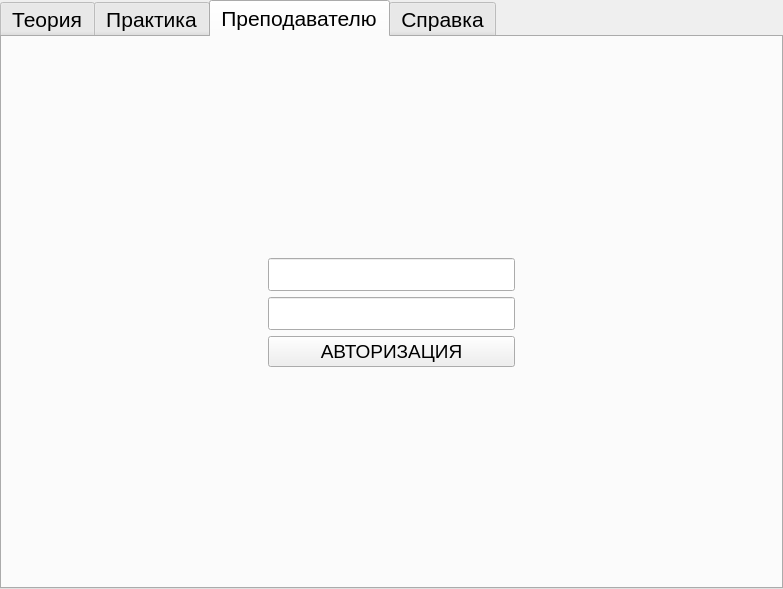
Old version of the form display/origin_files/mainWindow.ui in the repository fernandoveragul/diplomaProjectDaniil.
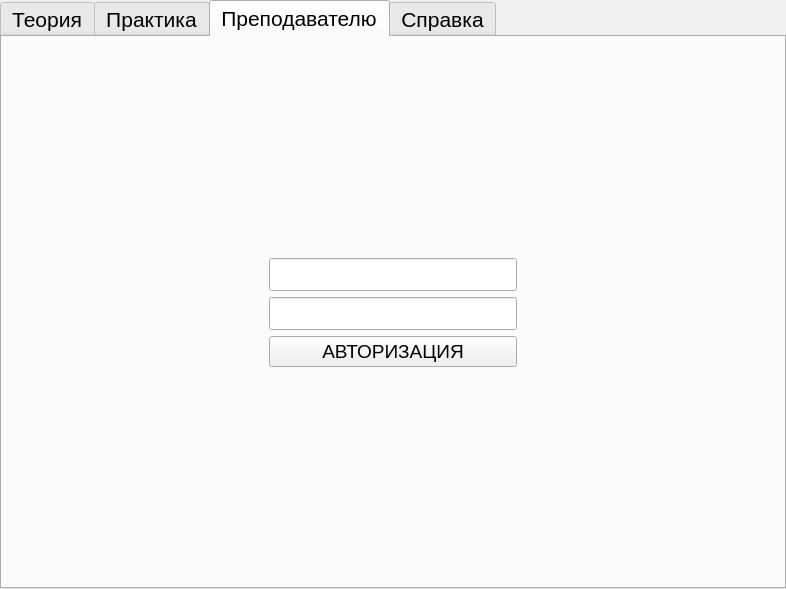
New version of the form. The open tabs and pages were chosen to show the change.

The edit to the form file:
```diff
--- a/display/origin_files/mainWindow.ui
+++ b/display/origin_files/mainWindow.ui
@@ -6,7 +6,7 @@
    <rect>
     <x>0</x>
     <y>0</y>
-    <width>783</width>
+    <width>786</width>
     <height>589</height>
    </rect>
   </property>
@@ -32,7 +32,7 @@
     <property name="bottomMargin">
      <number>0</number>
     </property>
-    <item row="0" column="0">
+    <item>
      <widget class="QTabWidget" name="tabWidget">
       <property name="font">
        <font>
@@ -251,7 +251,11 @@
              </spacer>
             </item>
             <item row="2" column="1">
-             <widget class="QLineEdit" name="ledtPassword"/>
+             <widget class="QLineEdit" name="ledtPassword">
+              <property name="echoMode">
+               <enum>QLineEdit::Password</enum>
+              </property>
+             </widget>
             </item>
             <item row="3" column="1">
              <widget class="QPushButton" name="btnLogin">
```
Left out of the diff: 211 changed lines with no effect on the pictures.
